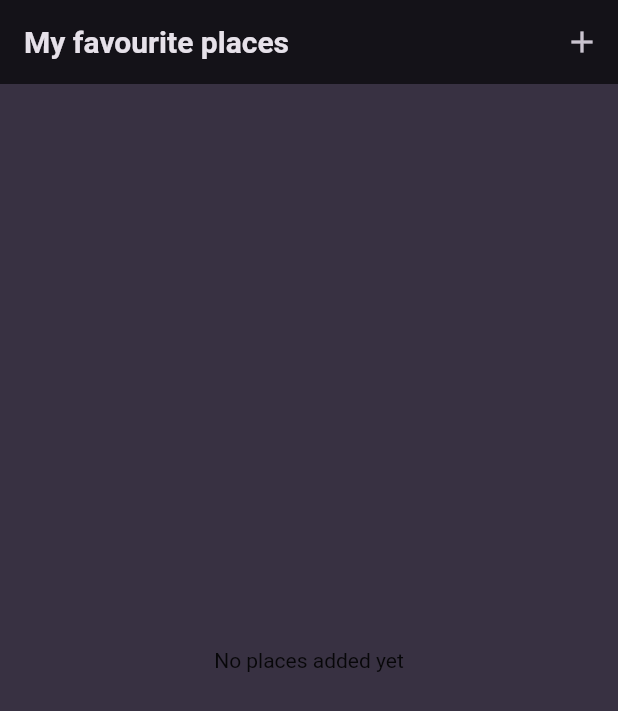
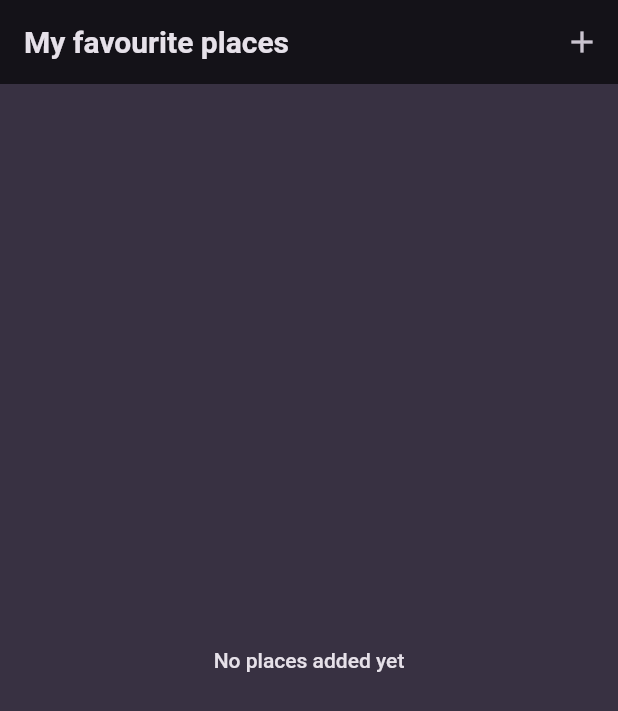
Before and after one commit to Ollarr/Spotspal, a Flutter app: the screen it shows after launch, on a phone screen of 412 x 824 dp. Shown: the top 711 px of the screen. Run offline on Flutter 3.47's test engine with Material 2 defaults, Android fonts, the phone set to English and light mode, and no system bars; our stand-ins replace google_fonts.

```diff
--- a/lib/widgets/places_list.dart
+++ b/lib/widgets/places_list.dart
@@ -9,8 +9,12 @@ class PlacesList extends StatelessWidget {
   @override
   Widget build(BuildContext context) {
     if (places.isEmpty) {
-      return const Center(
-        child: Text("No places added yet"),
+      return Center(
+        child: Text("No places added yet",
+            style: Theme.of(context)
+                .textTheme
+                .bodyLarge!
+                .copyWith(color: Theme.of(context).colorScheme.onBackground)),
       );
     }
     return ListView.builder(
```
